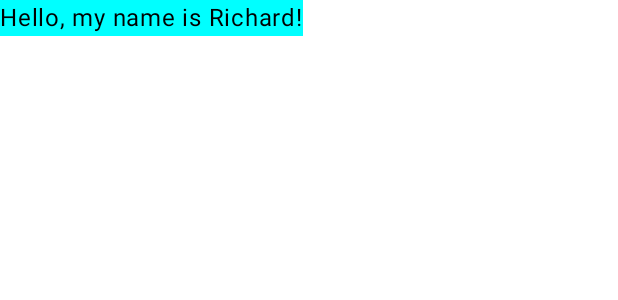
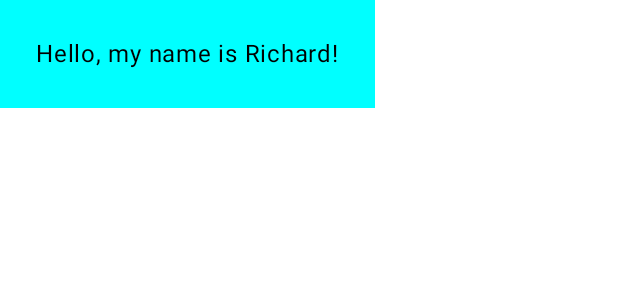
Before and after one commit to Richard-013/TestApp, an Android app built with Jetpack Compose: the @Preview function GreetingPreview, on a phone screen of 412 x 824 dp. Shown: the top 300 px of the screen. Run offline under Robolectric (Android 15) with nearby library versions, the phone set to English and light mode, and no system bars.

Commit message:
Added padding

```diff
--- a/app/src/main/java/com/example/testapp/MainActivity.kt
+++ b/app/src/main/java/com/example/testapp/MainActivity.kt
@@ -13,6 +13,7 @@ import androidx.compose.runtime.Composable
 import androidx.compose.ui.Modifier
 import androidx.compose.ui.graphics.Color
 import androidx.compose.ui.tooling.preview.Preview
+import androidx.compose.ui.unit.dp
 import com.example.testapp.ui.theme.TestAppTheme
 
 class MainActivity : ComponentActivity() {
@@ -45,7 +46,7 @@ fun Greeting(name: String, modifier: Modifier = Modifier) {
 fun GreetingPreview() {
     TestAppTheme {
         Surface(color = Color.Cyan) {
-            Greeting("Richard")
+            Greeting("Richard", modifier = Modifier.padding(24.dp))
         }
     }
 }
```
